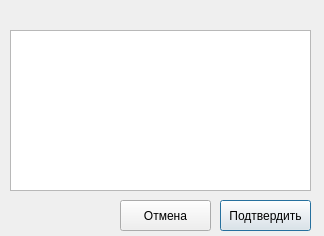
Above: design_ui/YesNo.ui from BagaJimbildan/LAS_SibSIU before the change. Below: the same form after it.
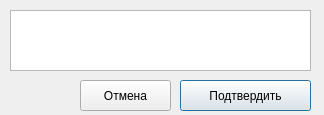
That is the form after the change.

Diff of the .ui file:
```diff
--- a/design_ui/YesNo.ui
+++ b/design_ui/YesNo.ui
@@ -7,7 +7,7 @@
     <x>0</x>
     <y>0</y>
     <width>324</width>
-    <height>236</height>
+    <height>115</height>
    </rect>
   </property>
   <property name="windowTitle">
@@ -17,33 +17,46 @@
    <property name="geometry">
     <rect>
      <x>10</x>
-     <y>30</y>
+     <y>10</y>
      <width>301</width>
-     <height>161</height>
+     <height>61</height>
     </rect>
    </property>
    <property name="readOnly">
     <bool>true</bool>
    </property>
+   <property name="html">
+    <string>&lt;!DOCTYPE HTML PUBLIC &quot;-//W3C//DTD HTML 4.0//EN&quot; &quot;http://www.w3.org/TR/REC-html40/strict.dtd&quot;&gt;
+&lt;html&gt;&lt;head&gt;&lt;meta name=&quot;qrichtext&quot; content=&quot;1&quot; /&gt;&lt;meta charset=&quot;utf-8&quot; /&gt;&lt;style type=&quot;text/css&quot;&gt;
+p, li { white-space: pre-wrap; }
+hr { height: 1px; border-width: 0; }
+li.unchecked::marker { content: &quot;\2610&quot;; }
+li.checked::marker { content: &quot;\2612&quot;; }
+&lt;/style&gt;&lt;/head&gt;&lt;body style=&quot; font-family:'Roboto'; font-size:13px; font-weight:400; font-style:normal;&quot;&gt;
+&lt;p align=&quot;center&quot; style=&quot;-qt-paragraph-type:empty; margin-top:0px; margin-bottom:0px; margin-left:0px; margin-right:0px; -qt-block-indent:0; text-indent:0px;&quot;&gt;&lt;br /&gt;&lt;/p&gt;&lt;/body&gt;&lt;/html&gt;</string>
+   </property>
   </widget>
   <widget class="QPushButton" name="btn_ok">
    <property name="geometry">
     <rect>
-     <x>220</x>
-     <y>200</y>
-     <width>91</width>
+     <x>180</x>
+     <y>80</y>
+     <width>131</width>
      <height>31</height>
     </rect>
    </property>
    <property name="text">
     <string>Подтвердить</string>
    </property>
+   <property name="default">
+    <bool>true</bool>
+   </property>
   </widget>
   <widget class="QPushButton" name="btn_close">
    <property name="geometry">
     <rect>
-     <x>120</x>
-     <y>200</y>
+     <x>80</x>
+     <y>80</y>
      <width>91</width>
      <height>31</height>
     </rect>
```
